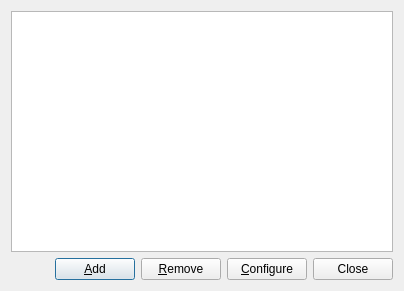
This is molequeue/ui/queuemanagerdialog.ui in OpenChemistry/molequeue as Qt 5 draws it before an edit. The edited form follows.
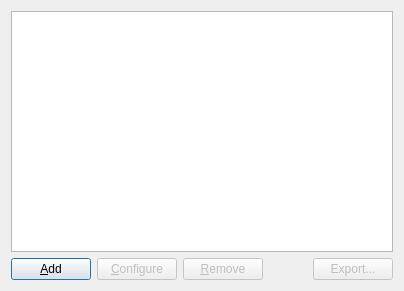
This is the edited form.

Commit message:
Implement import/export for queues and programs.
This also makes the UI for add/config/remove/export queues
and programs more consistent and fixes a bug where config/
remove queue could be called with no selected queues.

```diff
--- a/molequeue/ui/queuemanagerdialog.ui
+++ b/molequeue/ui/queuemanagerdialog.ui
@@ -38,6 +38,48 @@
    </item>
    <item>
     <layout class="QHBoxLayout" name="buttonBox">
+     <item>
+      <widget class="QPushButton" name="addQueueButton">
+       <property name="toolTip">
+        <string>Add a new queue.</string>
+       </property>
+       <property name="text">
+        <string>&amp;Add</string>
+       </property>
+      </widget>
+     </item>
+     <item>
+      <widget class="QPushButton" name="configureQueueButton">
+       <property name="enabled">
+        <bool>false</bool>
+       </property>
+       <property name="toolTip">
+        <string>Configure and add programs to the selected queue.</string>
+       </property>
+       <property name="text">
+        <string>&amp;Configure</string>
+       </property>
+       <property name="Enabled" stdset="0">
+        <bool>false</bool>
+       </property>
+      </widget>
+     </item>
+     <item>
+      <widget class="QPushButton" name="removeQueueButton">
+       <property name="enabled">
+        <bool>false</bool>
+       </property>
+       <property name="toolTip">
+        <string>Remove the selected queue.</string>
+       </property>
+       <property name="text">
+        <string>&amp;Remove</string>
+       </property>
+       <property name="Enabled" stdset="0">
+        <bool>false</bool>
+       </property>
+      </widget>
+     </item>
      <item>
       <spacer name="horizontalSpacer">
        <property name="orientation">
@@ -52,45 +94,12 @@
       </spacer>
      </item>
      <item>
-      <widget class="QPushButton" name="addQueueButton">
-       <property name="toolTip">
-        <string>Add a new queue.</string>
-       </property>
-       <property name="text">
-        <string>&amp;Add</string>
-       </property>
-      </widget>
-     </item>
-     <item>
-      <widget class="QPushButton" name="removeQueueButton">
-       <property name="toolTip">
-        <string>Remove the selected queue.</string>
-       </property>
-       <property name="text">
-        <string>&amp;Remove</string>
-       </property>
-       <property name="Enabled">
+      <widget class="QPushButton" name="exportQueueButton">
+       <property name="enabled">
         <bool>false</bool>
        </property>
-      </widget>
-     </item>
-     <item>
-      <widget class="QPushButton" name="configureQueueButton">
-       <property name="toolTip">
-        <string>Configure and add programs to the selected queue.</string>
-       </property>
        <property name="text">
-        <string>&amp;Configure</string>
-       </property>
-       <property name="Enabled">
-        <bool>false</bool>
-       </property>
-      </widget>
-     </item>
-     <item>
-      <widget class="QPushButton" name="closeButton">
-       <property name="text">
-        <string>Close</string>
+        <string>Export...</string>
        </property>
       </widget>
      </item>
```
The commit also changes 19 other files.
